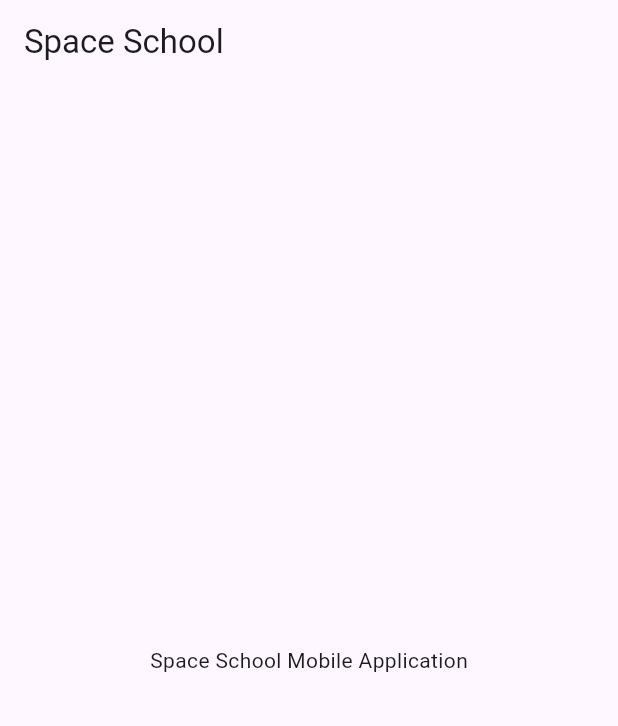
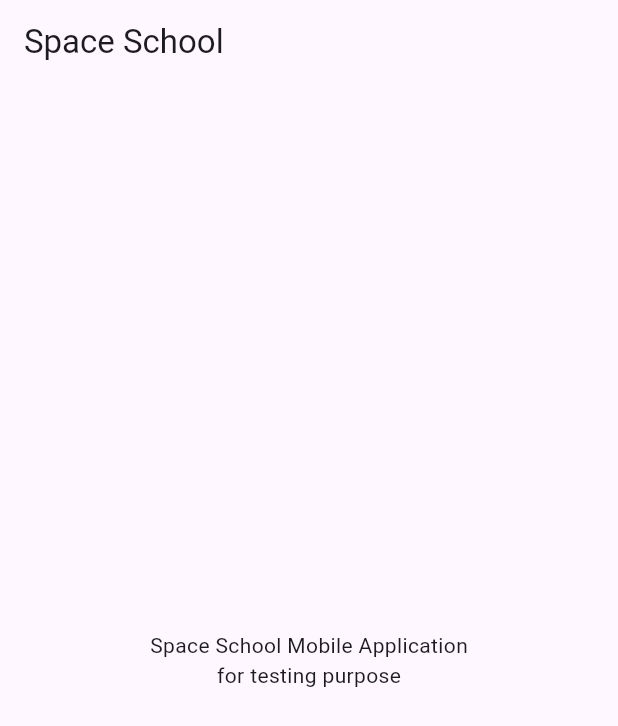
Before and after one commit to jrTanvir/space_school, a Flutter app: the screen it shows after launch, on a phone screen of 412 x 824 dp. Shown: the top 726 px of the screen. Run offline on Flutter 3.47's test engine with Material 3 defaults, Android fonts, the phone set to English and light mode, and no system bars.

Commit message:
Update main.dart
a text widget is given

```diff
--- a/lib/main.dart
+++ b/lib/main.dart
@@ -32,7 +32,8 @@ class _MyHomePageState extends State<MyHomePage> {
         child: Column(
           mainAxisAlignment: MainAxisAlignment.center,
           children: [
-            Text('Space School Mobile Application')
+            Text('Space School Mobile Application'),
+            Text('for testing purpose'),
           ],
         ),
       ),
```
